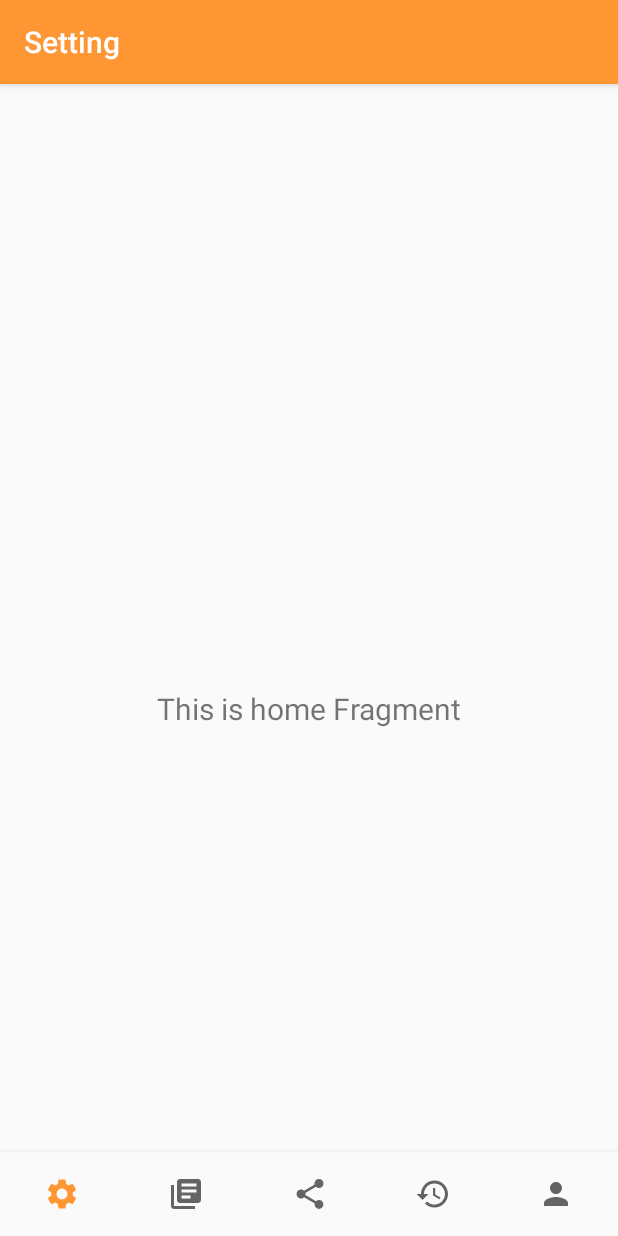
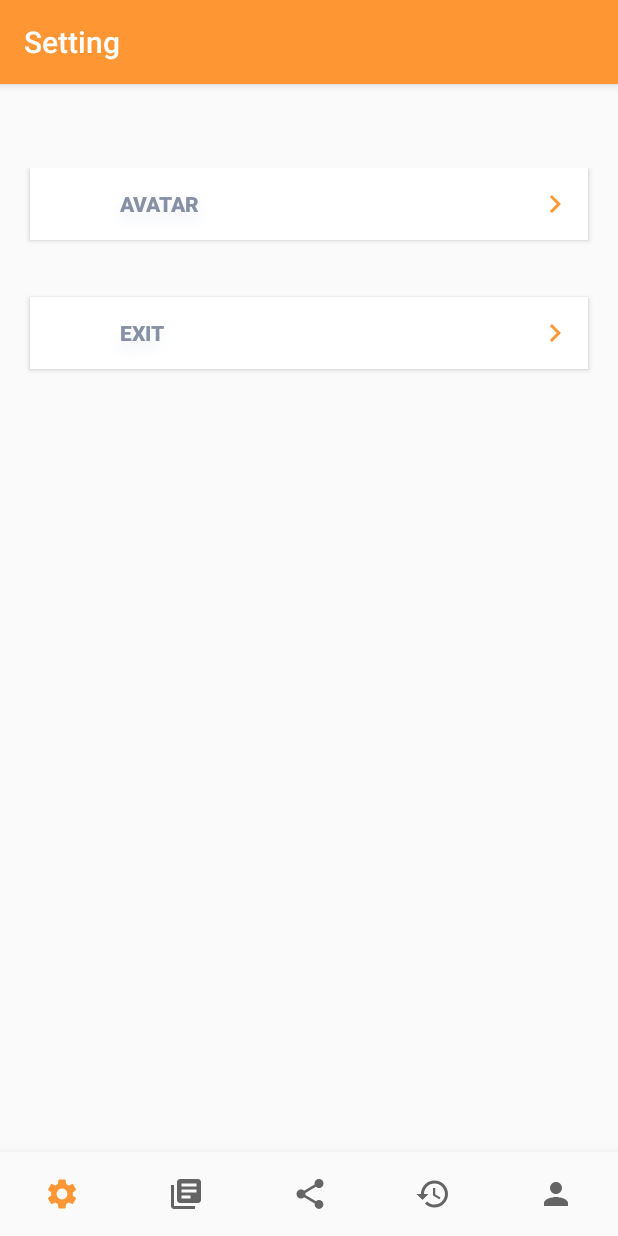
Before and after one commit to Tarlochan5268/INShareApp, an Android app: the SettingFragment screen opened through its navigation route, on a phone screen of 412 x 824 dp. Run offline under Robolectric (Android 15) with nearby library versions, the light colour scheme and no system bars; our stand-ins replace navigation-ui.

Commit message:
settings fragment added two buttons to display

```diff
--- a/app/src/main/java/com/tarlochan/inshareapp/ui/setting/SettingFragment.kt
+++ b/app/src/main/java/com/tarlochan/inshareapp/ui/setting/SettingFragment.kt
@@ -22,10 +22,6 @@ class SettingFragment : Fragment() {
         settingViewModel =
                 ViewModelProviders.of(this).get(SettingViewModel::class.java)
         val root = inflater.inflate(R.layout.fragment_setting, container, false)
-        val textView: TextView = root.findViewById(R.id.text_setting)
-        settingViewModel.text.observe(viewLifecycleOwner, Observer {
-            textView.text = it
-        })
         return root
     }
 }
--- /dev/null
+++ b/app/src/main/res/drawable/ic_rightarrow.xml
@@ -0,0 +1,5 @@
+<vector android:height="24dp" android:tint="#FD9934"
+    android:viewportHeight="24" android:viewportWidth="24"
+    android:width="24dp" xmlns:android="http://schemas.android.com/apk/res/android">
+    <path android:fillColor="@android:color/white" android:pathData="M8.59,16.59L13.17,12 8.59,7.41 10,6l6,6 -6,6 -1.41,-1.41z"/>
+</vector>
--- a/app/src/main/res/layout/fragment_setting.xml
+++ b/app/src/main/res/layout/fragment_setting.xml
@@ -6,17 +6,55 @@
     android:layout_height="match_parent"
     tools:context=".ui.setting.SettingFragment">
 
-    <TextView
-        android:id="@+id/text_setting"
+    <Button
+        android:id="@+id/btnAvatar"
         android:layout_width="match_parent"
         android:layout_height="wrap_content"
-        android:layout_marginStart="8dp"
-        android:layout_marginTop="8dp"
-        android:layout_marginEnd="8dp"
-        android:textAlignment="center"
-        android:textSize="20sp"
+        android:layout_marginTop="0dp"
+        android:layout_marginStart="20dp"
+        android:layout_marginEnd="20dp"
+        android:background="#FFFFFF"
+        android:drawableEnd="@drawable/ic_rightarrow"
+        android:elevation="30dp"
+        android:paddingLeft="60dp"
+        android:paddingEnd="10dp"
+        android:shadowColor="#E7EAF0"
+        android:shadowDy="8"
+        android:shadowRadius="15"
+        android:text="Avatar"
+        android:textAlignment="textStart"
+        android:textColor="#8890A6"
+        android:textStyle="bold"
         app:layout_constraintBottom_toBottomOf="parent"
         app:layout_constraintEnd_toEndOf="parent"
+        app:layout_constraintHorizontal_bias="1.0"
         app:layout_constraintStart_toStartOf="parent"
-        app:layout_constraintTop_toTopOf="parent" />
+        app:layout_constraintTop_toTopOf="parent"
+        app:layout_constraintVertical_bias="0.0" />
+
+    <Button
+        android:id="@+id/btnExit"
+        android:layout_width="match_parent"
+        android:layout_height="wrap_content"
+        android:layout_marginStart="20dp"
+        android:layout_marginTop="20dp"
+        android:layout_marginEnd="20dp"
+        android:background="#FFFFFF"
+        android:drawableEnd="@drawable/ic_rightarrow"
+        android:elevation="30dp"
+        android:paddingLeft="60dp"
+        android:paddingEnd="10dp"
+        android:shadowColor="#E7EAF0"
+        android:shadowDy="8"
+        android:shadowRadius="15"
+        android:text="Exit"
+        android:textAlignment="textStart"
+        android:textColor="#8890A6"
+        android:textStyle="bold"
+        app:layout_constraintBottom_toBottomOf="parent"
+        app:layout_constraintEnd_toEndOf="parent"
+        app:layout_constraintHorizontal_bias="0.0"
+        app:layout_constraintStart_toStartOf="parent"
+        app:layout_constraintTop_toTopOf="parent"
+        app:layout_constraintVertical_bias="0.103" />
 </androidx.constraintlayout.widget.ConstraintLayout>
--- a/app/src/main/res/values/colors.xml
+++ b/app/src/main/res/values/colors.xml
@@ -3,4 +3,5 @@
     <color name="colorPrimary">#FF9634</color>
     <color name="colorPrimaryDark">#FA881D</color>
     <color name="colorAccent">#03DAC5</color>
+    <color name="colorTextIcon">#8890A6</color>
 </resources>
```
